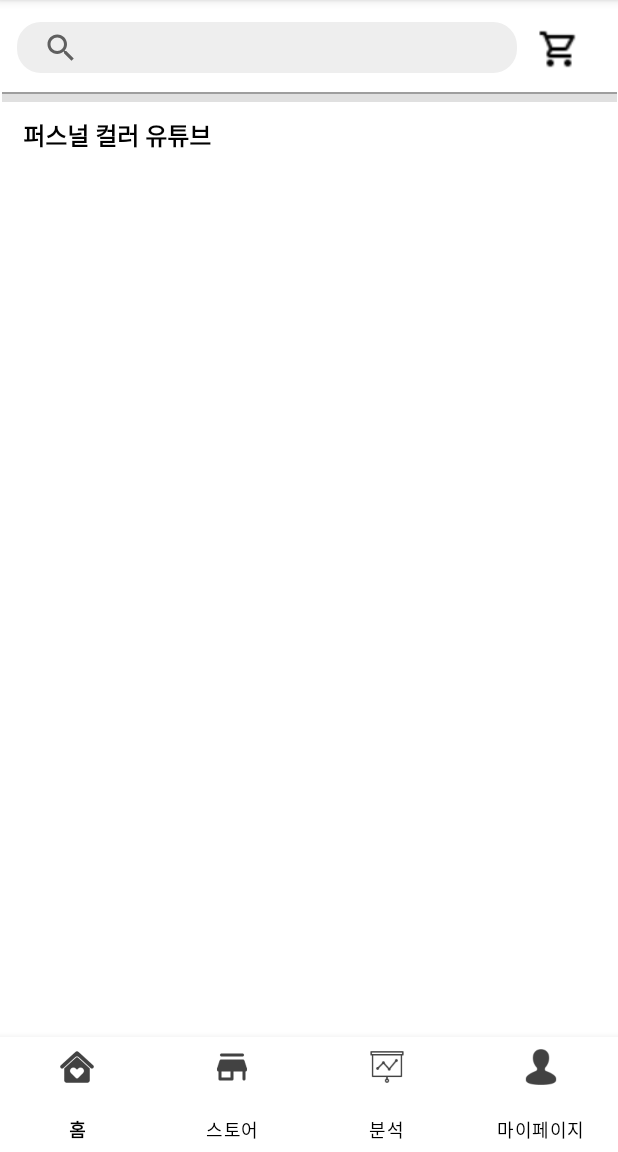
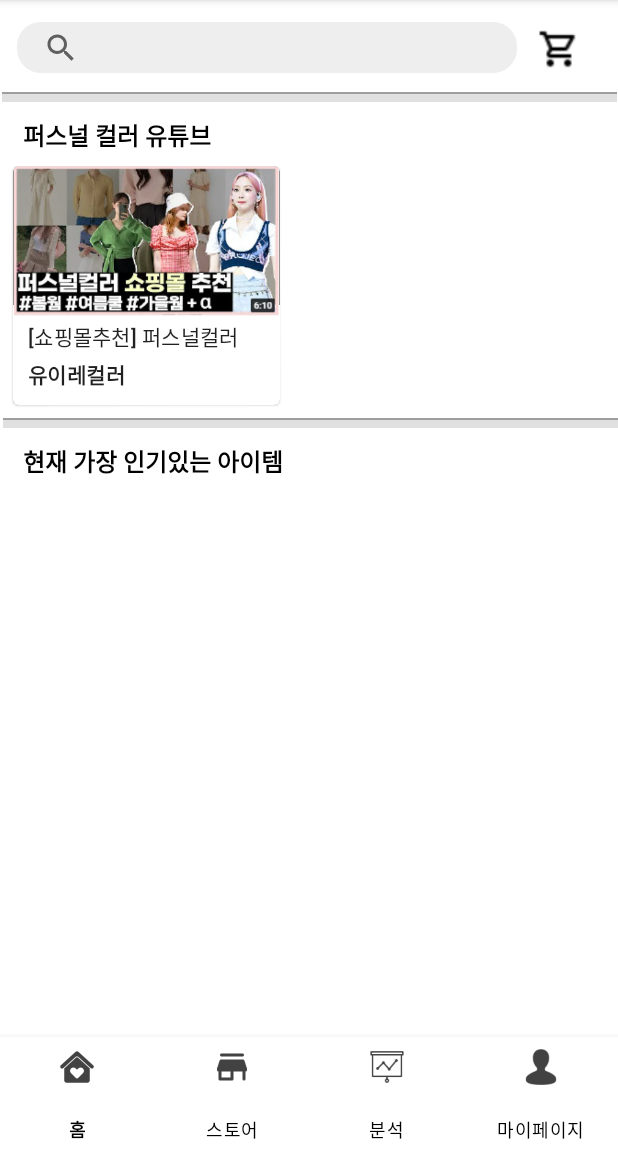
Before and after one commit to ClosetProject/ClosetProject, an Android app: the screen it shows after launch (MainActivity), on a phone screen of 412 x 824 dp, the part 84-1236 px from its top. Run offline under Robolectric (Android 15) with nearby library versions, the phone set to English and light mode, and no system bars.

Commit message:
allcolor추가 main_page.xml 코드 변경 misc. 바뀜

```diff
--- a/app/src/main/res/layout/fragment_main_page.xml
+++ b/app/src/main/res/layout/fragment_main_page.xml
@@ -13,6 +13,7 @@
         android:layout_height="34dp"
         android:background="@drawable/search"
         android:padding="5dip"
+        android:queryHint="아이템과 스토어를 검색해보세요."
         app:iconifiedByDefault="false"
         app:layout_constraintBottom_toBottomOf="parent"
         app:layout_constraintEnd_toEndOf="parent"
@@ -20,7 +21,7 @@
         app:layout_constraintStart_toStartOf="parent"
         app:layout_constraintTop_toTopOf="parent"
         app:layout_constraintVertical_bias="0.022"
-        app:queryHint="검색어를 입력하시오">
+        app:queryHint="아이템과 스토어를 검색해보세요.">
 
     </SearchView>
 
@@ -58,26 +59,98 @@
         app:layout_constraintStart_toStartOf="parent"
         app:layout_constraintTop_toBottomOf="@+id/view" />
 
+    <TextView
+        android:id="@+id/textView3"
+        android:layout_width="wrap_content"
+        android:layout_height="wrap_content"
+        android:layout_marginStart="15dp"
+        android:layout_marginTop="10dp"
+        android:text="현재 가장 인기있는 아이템"
+        android:textColor="#000000"
+        android:textSize="16sp"
+        android:textStyle="bold"
+        app:layout_constraintStart_toStartOf="parent"
+        app:layout_constraintTop_toBottomOf="@+id/view1" />
+
     <androidx.constraintlayout.widget.Guideline
         android:id="@+id/guideline3"
         android:layout_width="wrap_content"
         android:layout_height="wrap_content"
         android:orientation="horizontal"
-        app:layout_constraintGuide_end="538dp" />
+        app:layout_constraintGuide_percent="0.44" />
 
-    <androidx.viewpager2.widget.ViewPager2
-        android:id="@+id/view_pager2"
-        android:layout_width="0dp"
-        android:layout_height="149dp"
-        android:clipChildren="false"
-        android:clipToPadding="false"
-        android:foregroundGravity="center"
-        android:overScrollMode="never"
+    <LinearLayout
+        android:id="@+id/linearLayout"
+        android:layout_width="414dp"
+        android:layout_height="163dp"
+        android:layout_marginTop="5dp"
         app:layout_constraintBottom_toBottomOf="parent"
         app:layout_constraintEnd_toEndOf="parent"
-        app:layout_constraintHorizontal_bias="0.0"
+        app:layout_constraintHorizontal_bias="1.0"
         app:layout_constraintStart_toStartOf="parent"
-        app:layout_constraintTop_toTopOf="parent"
-        app:layout_constraintVertical_bias="0.231" />
+        app:layout_constraintTop_toBottomOf="@+id/textView"
+        app:layout_constraintVertical_bias="0.008"
+        tools:ignore="MissingConstraints">>
+
+        <com.google.android.material.card.MaterialCardView
+            android:layout_width="178dp"
+            android:layout_height="159dp"
+            android:layout_marginLeft="10dp"
+            app:cardBackgroundColor="#959393"
+            app:cardCornerRadius="4dp"
+            tools:ignore="MissingConstraints">
+
+            <LinearLayout
+                android:layout_width="match_parent"
+                android:layout_height="wrap_content"
+                android:layout_gravity="bottom"
+                android:background="#FFFFFF"
+                android:orientation="vertical"
+                android:padding="8dp">
+
+                <TextView
+                    android:layout_width="match_parent"
+                    android:layout_height="wrap_content"
+                    android:padding="2dp"
+                    android:text="[쇼핑몰추천] 퍼스널컬러"
+                    android:textAppearance="?attr/textAppearanceHeadline6"
+                    android:textSize="14sp" />
+
+                <TextView
+                    android:layout_width="wrap_content"
+                    android:layout_height="wrap_content"
+                    android:padding="2dp"
+                    android:text="유이레컬러"
+                    android:textAppearance="?attr/textAppearanceBody2"
+                    android:textStyle="bold" />
+            </LinearLayout>
+
+            <ImageView
+                android:id="@+id/imageView3"
+                android:layout_width="wrap_content"
+                android:layout_height="100dp"
+                android:src="@drawable/allcolor" />
+
+        </com.google.android.material.card.MaterialCardView>
+    </LinearLayout>
+
+    <View
+        android:id="@+id/view1"
+        android:layout_width="410dp"
+        android:layout_height="11dp"
+        android:background="@drawable/figure"
+        app:layout_constraintEnd_toEndOf="parent"
+        app:layout_constraintHorizontal_bias="1.0"
+        app:layout_constraintStart_toStartOf="parent"
+        app:layout_constraintTop_toBottomOf="@+id/linearLayout" />
+
+    <LinearLayout
+        android:layout_width="0dp"
+        android:layout_height="279dp"
+        android:layout_marginTop="5dp"
+        android:orientation="horizontal"
+        app:layout_constraintBottom_toBottomOf="parent"
+        app:layout_constraintTop_toBottomOf="@+id/textView3"
+        tools:layout_editor_absoluteX="1dp"></LinearLayout>
 
 </androidx.constraintlayout.widget.ConstraintLayout>
```
Also changed, not shown: app/src/main/res/drawable/allcolor.PNG (added).
